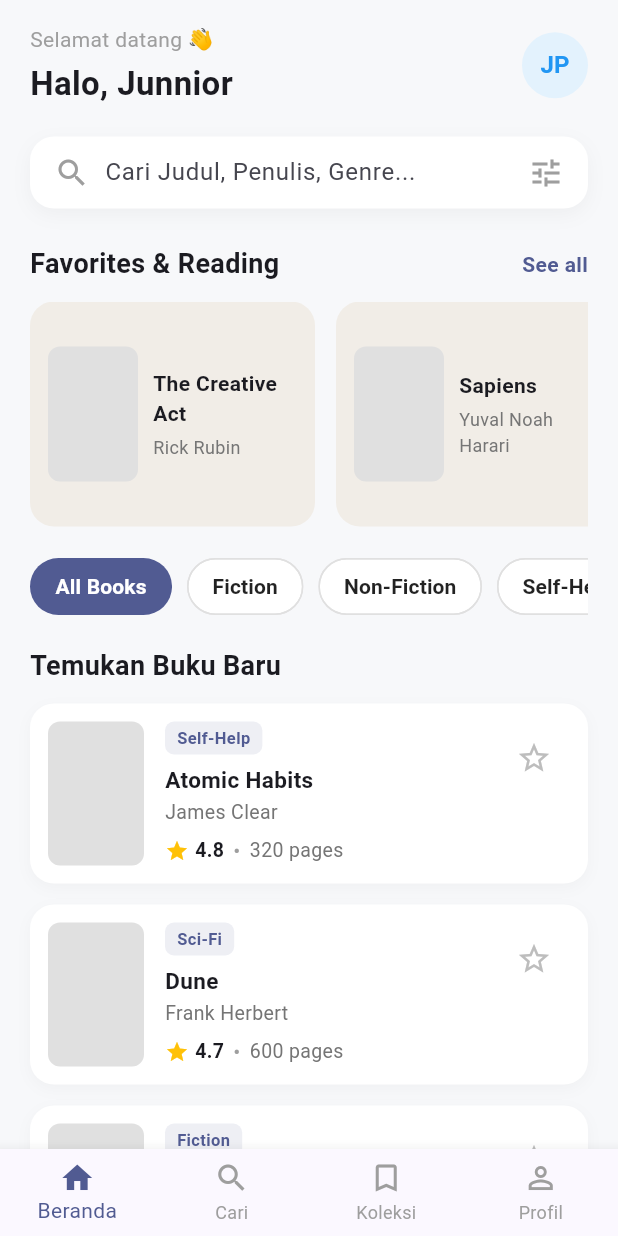
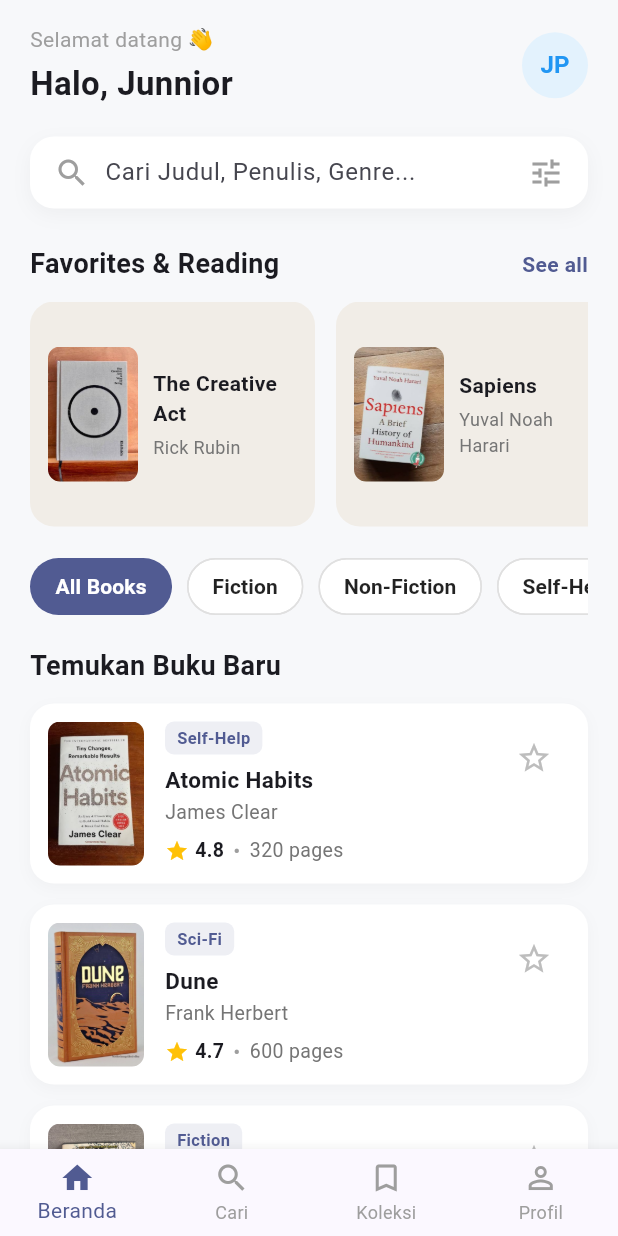
Before and after one commit to junN0ir/My-Buku-Gue, a Flutter app: the screen it shows after launch, on a phone screen of 412 x 824 dp. Run offline on Flutter 3.47's test engine with Material 3 defaults, Android fonts, the phone set to English and light mode, and no system bars.

Commit message:
update just cover

```diff
--- a/lib/main.dart
+++ b/lib/main.dart
@@ -28,6 +28,7 @@
   final String category;
   final double rating;
   final int pages;
+  final String cover; // path gambar cover di folder assets
   bool isFavorite;
 
   Book({
@@ -36,6 +37,7 @@
     required this.category,
     required this.rating,
     required this.pages,
+    required this.cover,
     this.isFavorite = false,
   });
 }
@@ -54,14 +56,14 @@
   final List<String> _categories = ['All Books', 'Fiction', 'Non-Fiction', 'Self-Help'];
 
   final List<Book> _favoriteBooks = [
-    Book(title: 'The Creative Act', author: 'Rick Rubin', category: 'Self-Help', rating: 4.5, pages: 400),
-    Book(title: 'Sapiens', author: 'Yuval Noah Harari', category: 'Non-Fiction', rating: 4.6, pages: 443),
+    Book(title: 'The Creative Act', author: 'Rick Rubin', category: 'Self-Help', rating: 4.5, pages: 400, cover: 'assets/images/thecreativeart.jpg'),
+    Book(title: 'Sapiens', author: 'Yuval Noah Harari', category: 'Non-Fiction', rating: 4.6, pages: 443, cover: 'assets/images/sapiens.jpg'),
   ];
 
   final List<Book> _newBooks = [
-    Book(title: 'Atomic Habits', author: 'James Clear', category: 'Self-Help', rating: 4.8, pages: 320),
-    Book(title: 'Dune', author: 'Frank Herbert', category: 'Sci-Fi', rating: 4.7, pages: 600),
-    Book(title: 'Tomorrow, and Tomorrow, and Tomorrow', author: 'Gabrielle Zevin', category: 'Fiction', rating: 4.6, pages: 416),
+    Book(title: 'Atomic Habits', author: 'James Clear', category: 'Self-Help', rating: 4.8, pages: 320, cover: 'assets/images/atomichabits.jpg'),
+    Book(title: 'Dune', author: 'Frank Herbert', category: 'Sci-Fi', rating: 4.7, pages: 600, cover: 'assets/images/dune.png'),
+    Book(title: 'Tomorrow, and Tomorrow, and Tomorrow', author: 'Gabrielle Zevin', category: 'Fiction', rating: 4.6, pages: 416, cover: 'assets/images/tomorrow.jpg'),
   ];
 
   @override
@@ -176,15 +178,7 @@
             ),
             child: Row(
               children: [
-                Container(
-                  width: 60,
-                  height: 90,
-                  decoration: BoxDecoration(
-                    color: Colors.grey.shade300,
-                    borderRadius: BorderRadius.circular(8),
-                  ),
-                  // ini buat Image.asset('assets/images/covers/xxx.jpg') cover sudah ada
-                ),
+                _buildCover(book.cover, 60, 90),
                 const SizedBox(width: 10),
                 Expanded(
                   child: Column(
@@ -241,6 +235,25 @@
     );
   }
 
+  Widget _buildCover(String path, double width, double height) {
+    return ClipRRect(
+      borderRadius: BorderRadius.circular(8),
+      child: Image.asset(
+        path,
+        width: width,
+        height: height,
+        fit: BoxFit.cover,
+        // kalau gambar tidak ketemu, tampil kotak abu-abu dengan ikon buku
+        errorBuilder: (_, _, _) => Container(
+          width: width,
+          height: height,
+          color: Colors.grey.shade300,
+          child: const Icon(Icons.menu_book, color: Colors.grey),
+        ),
+      ),
+    );
+  }
+
   Widget _buildNewBooksList() {
     return Column(
       children: _newBooks.map((book) => _buildBookCard(book)).toList(),
@@ -265,15 +278,7 @@
       child: Row(
         crossAxisAlignment: CrossAxisAlignment.start,
         children: [
-          Container(
-            width: 64,
-            height: 96,
-            decoration: BoxDecoration(
-              color: Colors.grey.shade300,
-              borderRadius: BorderRadius.circular(8),
-            ),
-            // ini buat Image.asset('assets/images/covers/xxx.jpg') cover sudah ada
-          ),
+          _buildCover(book.cover, 64, 96),
           const SizedBox(width: 14),
           Expanded(
             child: Column(
--- a/pubspec.yaml
+++ b/pubspec.yaml
@@ -59,6 +59,9 @@
   # the material Icons class.
   uses-material-design: true
 
+  assets:
+  - assets/images/
+
 flutter_launcher_icons:
   android: true
   image_path: "assets/logomybookgwehj.png"
```
Also changed, not shown: assets/images/atomichabits.jpg (added), assets/images/dune.png (added), assets/images/sapiens.jpg (added), assets/images/thecreativeart.jpg (added), assets/images/tomorrow.jpg (added).
